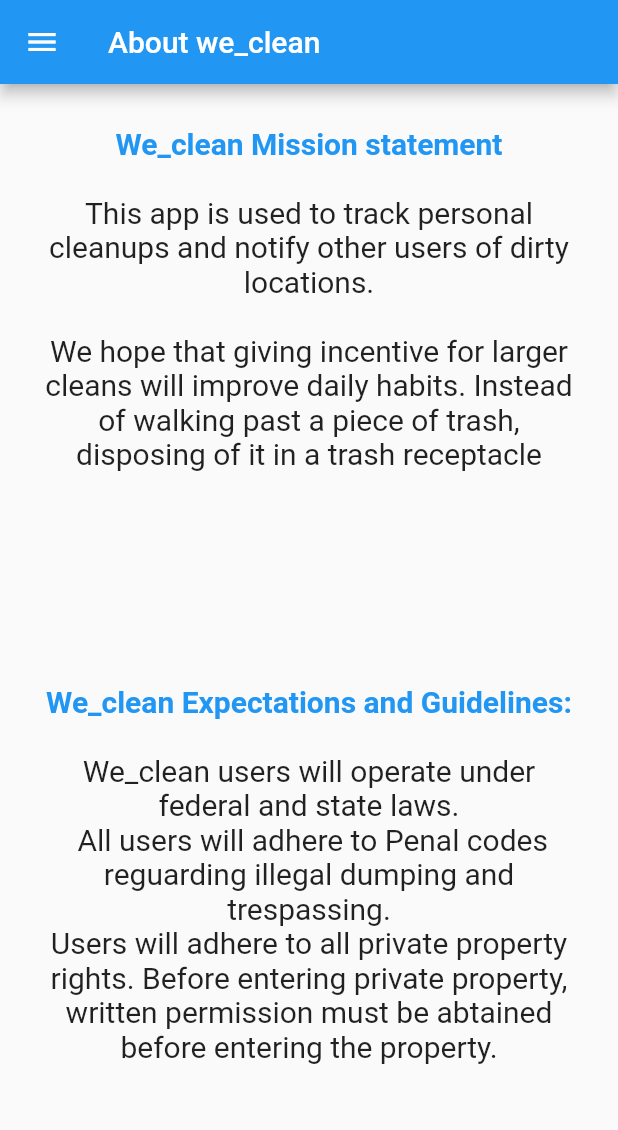
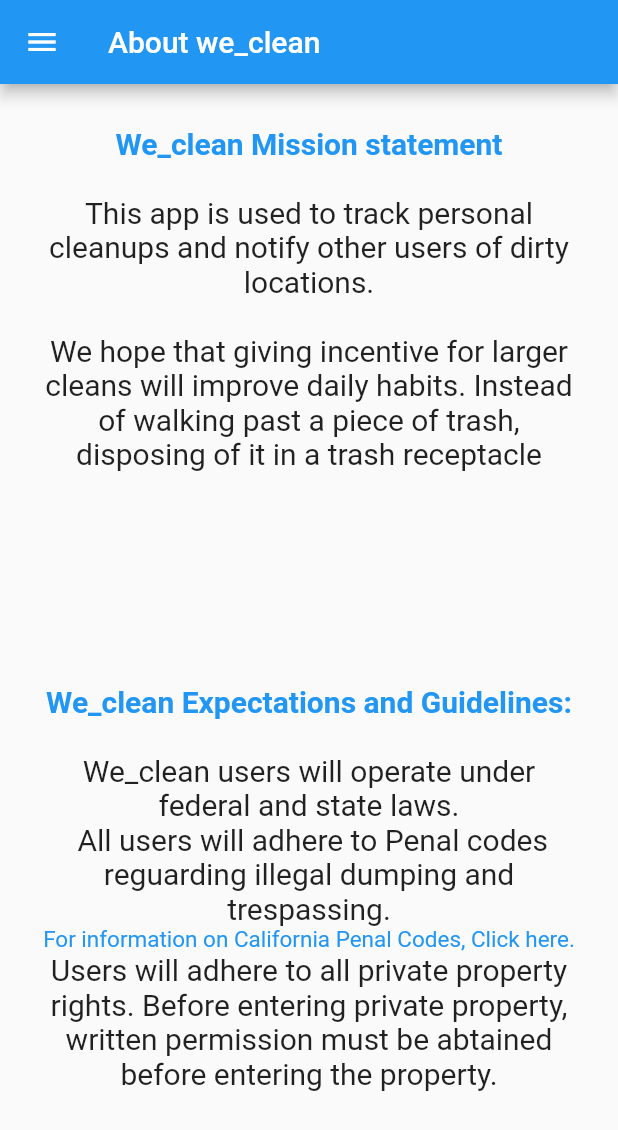
Before and after one commit to mmichelon/we_clean, a Flutter app: the AboutScreen screen opened directly, on a phone screen of 412 x 824 dp. Shown: the top 1130 px of the screen. Run offline on Flutter 3.47's test engine with Material 2 defaults, Android fonts, the phone set to English and light mode, and no system bars; our stand-ins replace cloud_firestore, firebase_auth, firebase_storage, flutter_cache_manager, fluttertoast, geolocator and 3 more; missing offline and left inert: fluster, geoflutterfire, infinite_listview; accounts and stored records are empty.

Commit message:
Added hyperlinks in about page

```diff
--- a/lib/about.dart
+++ b/lib/about.dart
@@ -2,6 +2,7 @@ import 'package:flutter/material.dart';
 import 'package:cloud_firestore/cloud_firestore.dart';
 import 'package:we_clean/drawer.dart';
 import 'package:infinite_listview/infinite_listview.dart';
+import 'package:url_launcher/url_launcher.dart';
 
 class AboutScreen extends StatefulWidget {
   final name;
@@ -64,8 +65,18 @@ class MyAboutScreenState extends State<AboutScreen> {
                           style: TextStyle(fontWeight: FontWeight.bold,fontSize: 20,
                               color: Colors.blue),
                         ),
-                        Text("We_clean users will operate under federal and state laws.\n All users will adhere to Penal codes reguarding illegal dumping and trespassing.\n"+
-                          "Users will adhere to all private property rights. "+
+
+                        Text("We_clean users will operate under federal and state laws.\n All users will adhere to Penal codes reguarding illegal dumping and trespassing.",
+                          style: TextStyle(fontSize: 20),
+                          textAlign: TextAlign.center,),
+                        new InkWell(
+                            child: new Text('For information on California Penal Codes, Click here.',
+                              style: TextStyle(fontSize: 15,
+                                  color: Colors.blue),
+                                  textAlign: TextAlign.center,),
+                            onTap: () => launch('https://leginfo.legislature.ca.gov/faces/codes_displaySection.xhtml?lawCode=PEN&sectionNum=374.3')
+                        ),
+                          Text("Users will adhere to all private property rights. "+
                           "Before entering private property, written permission must be abtained before entering the property.",
                           style: TextStyle(fontSize: 20),
                           textAlign: TextAlign.center,
--- a/lib/dirty_screen.dart
+++ b/lib/dirty_screen.dart
@@ -151,7 +151,7 @@ class SecondPage extends StatelessWidget {
           ),
           Text(""), //Spacer
           Text(description.toString(),
-            style: TextStyle(fontSize: 20),
+            style: TextStyle(fontSize: 15),
             textAlign: TextAlign.center,
           ),
           Container(
--- a/pubspec.yaml
+++ b/pubspec.yaml
@@ -35,7 +35,7 @@ dependencies:
   geoflutterfire: ^2.1.0
   fluttertoast: ^4.0.1
   infinite_listview: ^1.0.1+1
-
+  url_launcher: ^5.4.7
   #for images
   image_picker: ^0.6.3+4
   firebase_storage: ^3.1.3
```
